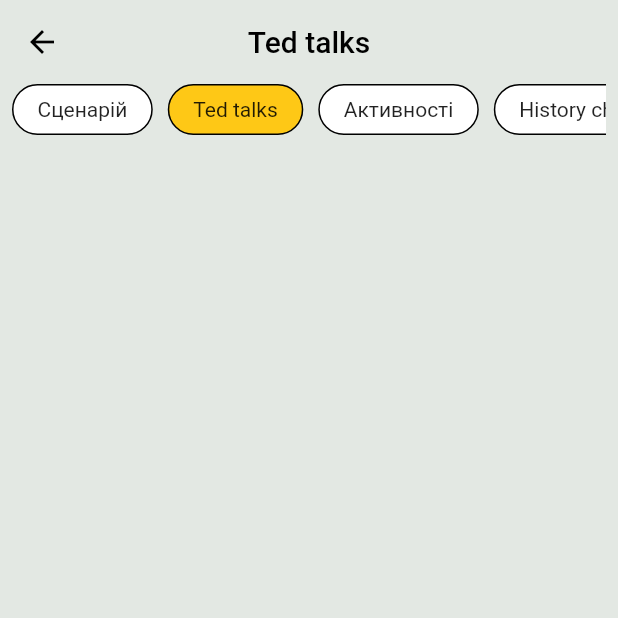
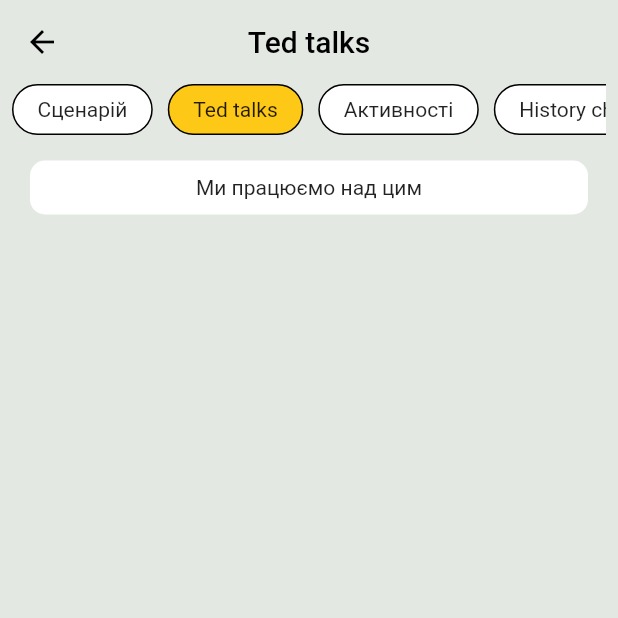
Before and after one commit to Tony-Kovalov/Camps, a Flutter app: the SceneTextPage screen opened directly, after a tap on "Ted talks", on a phone screen of 412 x 824 dp, the top half of it. Run offline on Flutter 3.47's test engine with Material 2 defaults, Android fonts, the phone set to English and light mode, and no system bars; our stand-ins replace flutter_svg, flutter_widget_from_html, internet_connection_checker, shared_preferences, webview_flutter, youtube_player_flutter; accounts and stored records are empty.

Commit message:
UI improvements

```diff
--- a/lib/features/home_menu/presentation/pages/design_page.dart
+++ b/lib/features/home_menu/presentation/pages/design_page.dart
@@ -35,6 +35,12 @@
                     fontSize:12,
                     color: Colors.purple[800],
                   ),
+                ),
+                Align(
+                  alignment: Alignment.topLeft,
+                  child: GestureDetector(onTap: () {
+                    _launchURL("https://t.me/merelyroks");
+                  }, child: Text("Telegram: merelyroks", style: TextStyle(decoration: TextDecoration.underline),)),
                 ),
                 const SizedBox(height: 40),
                 const Text("ЛОГО", textAlign: TextAlign.center, style: TextStyle(fontSize: 15, fontWeight: FontWeight.bold),),
--- a/lib/features/home_menu/presentation/pages/scene_page.dart
+++ b/lib/features/home_menu/presentation/pages/scene_page.dart
@@ -4,6 +4,7 @@
 import 'package:camps_program/features/home_menu/presentation/pages/scene_activities.dart';
 import 'package:camps_program/features/home_menu/presentation/pages/scene_history_channel.dart';
 import 'package:camps_program/features/home_menu/presentation/pages/scene_scenariy.dart';
+import 'package:camps_program/features/home_menu/presentation/pages/scene_teds.dart';
 import 'package:camps_program/features/home_menu/presentation/pages/video_page.dart';
 import 'package:camps_program/features/home_menu/presentation/widgets/custom_scene_menu_item.dart';
 import 'package:camps_program/features/home_menu/presentation/widgets/download_button.dart';
@@ -125,7 +126,7 @@
     if (topItemsState[0] == true) {
       return SceneScenariy(text1: widget.text1, text2: widget.text2, urlOnDrive: widget.urlOnDrive);
     } else if (topItemsState[1] == true) {
-      return Container();
+      return const SceneTedsPage();
     } else if (topItemsState[2] == true) {
       return SceneActivities();
     } else if (topItemsState[3] == true) {
--- /dev/null
+++ b/lib/features/home_menu/presentation/pages/scene_teds.dart
@@ -0,0 +1,27 @@
+import 'package:flutter/material.dart';
+
+import '../../../../app_colors.dart';
+
+class SceneTedsPage extends StatelessWidget {
+  const SceneTedsPage({Key? key}) : super(key: key);
+
+  @override
+  Widget build(BuildContext context) {
+    return Container(
+      color: AppColors.primaryWhite,
+      child: Padding(
+        padding: const EdgeInsets.all(12),
+        child: Container(
+          decoration: BoxDecoration(
+            borderRadius: BorderRadius.circular(10),
+            color: Colors.white,
+          ),
+          child: const Padding(
+            padding: EdgeInsets.all(10),
+            child: Center(child: Text("Ми працюємо над цим")),
+          ),
+        ),
+      ),
+    );
+  }
+}
```
